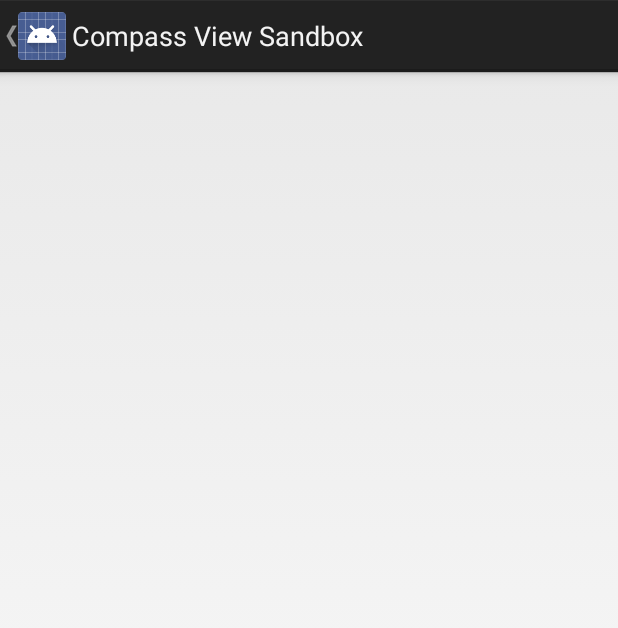
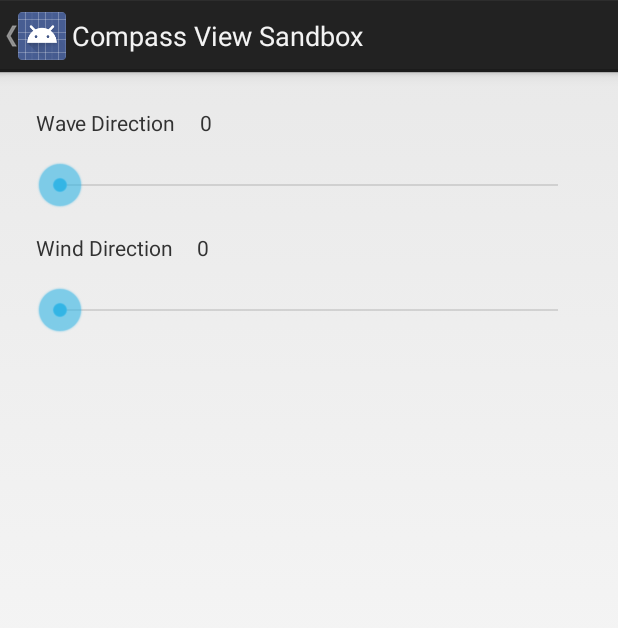
Before and after one commit to krschultz/AndroidWeatherBuoyDemo, an Android app: the CompassViewActivity screen opened directly, with no data from a screen before it, on a phone screen of 412 x 824 dp. Shown: the top 628 px of the screen. Run offline under Robolectric (Android 15) with nearby library versions, the phone set to English and light mode, and no system bars; our stand-ins replace ButterKnife.

Commit message:
add seek bars to compass sandbox

```diff
--- a/customviews/src/main/java/com/kevinrschultz/weatherbuoy/customviews/compass/CompassView.java
+++ b/customviews/src/main/java/com/kevinrschultz/weatherbuoy/customviews/compass/CompassView.java
@@ -1,7 +1,24 @@
 package com.kevinrschultz.weatherbuoy.customviews.compass;
+
+import android.content.Context;
+import android.util.AttributeSet;
+import android.view.View;
 
 /**
  * @author Kevin Schultz (kschultz@gilt.com)
  */
-public class CompassView {
+public class CompassView extends View {
+
+    public CompassView(Context context) {
+        super(context);
+    }
+
+    public CompassView(Context context, AttributeSet attrs) {
+        super(context, attrs);
+    }
+
+    public CompassView(Context context, AttributeSet attrs, int defStyleAttr) {
+        super(context, attrs, defStyleAttr);
+    }
+
 }
--- a/sandbox/build.gradle
+++ b/sandbox/build.gradle
@@ -14,11 +14,15 @@ android {
     buildTypes {
         release {
             runProguard false
-            proguardFiles getDefaultProguardFile('proguard-android.txt'), 'proguard-rules.pro'
+            proguardFiles getDefaultProguardFile('proguard-android.txt'), 'proguard-rules.pro', 'proguard-butterknife.pro'
         }
+    }
+    lintOptions {
+        disable 'InvalidPackage'
     }
 }
 
 dependencies {
     compile project(':customviews')
+    compile 'com.jakewharton:butterknife:5.1.2'
 }
--- a/sandbox/src/main/java/com/kevinrschultz/weatherbuoy/sandbox/CompassViewActivity.java
+++ b/sandbox/src/main/java/com/kevinrschultz/weatherbuoy/sandbox/CompassViewActivity.java
@@ -2,18 +2,77 @@ package com.kevinrschultz.weatherbuoy.sandbox;
 
 import android.app.Activity;
 import android.os.Bundle;
+import android.widget.SeekBar;
+import android.widget.TextView;
 
-import com.kevinrschultz.weatherbuoy.customviews.compass.Compass;
+import com.kevinrschultz.weatherbuoy.customviews.compass.CompassView;
+
+import butterknife.ButterKnife;
+import butterknife.InjectView;
 
 
 public class CompassViewActivity extends Activity {
 
-    private Compass compass;
+    @InjectView(R.id.compass_compass)
+    CompassView compass;
+
+    @InjectView(R.id.compass_wave_seekbar)
+    SeekBar waveSeekBar;
+
+    @InjectView(R.id.compass_wind_seekbar)
+    SeekBar windSeekBar;
+
+    @InjectView(R.id.compass_wave_label)
+    TextView waveLabel;
+
+    @InjectView(R.id.compass_wind_label)
+    TextView windLabel;
 
     @Override
     protected void onCreate(Bundle savedInstanceState) {
         super.onCreate(savedInstanceState);
         setContentView(R.layout.activity_compass_view);
+        ButterKnife.inject(this);
+
+        waveSeekBar.setOnSeekBarChangeListener(makeWaveSeekBarListener());
+        windSeekBar.setOnSeekBarChangeListener(makeWindSeekBarListener());
+
+    }
+
+    private SeekBar.OnSeekBarChangeListener makeWaveSeekBarListener() {
+        return new SeekBar.OnSeekBarChangeListener() {
+            @Override
+            public void onProgressChanged(SeekBar seekBar, int progress, boolean fromUser) {
+                double direction = getDirectionFromProgress(progress);
+                waveLabel.setText(String.format("%.1f", direction));
+            }
+
+            @Override
+            public void onStartTrackingTouch(SeekBar seekBar) {}
+
+            @Override
+            public void onStopTrackingTouch(SeekBar seekBar) {}
+        };
+    }
+
+    private SeekBar.OnSeekBarChangeListener makeWindSeekBarListener() {
+        return new SeekBar.OnSeekBarChangeListener() {
+            @Override
+            public void onProgressChanged(SeekBar seekBar, int progress, boolean fromUser) {
+                double direction = getDirectionFromProgress(progress);
+                windLabel.setText(String.format("%.1f", direction));
+            }
+
+            @Override
+            public void onStartTrackingTouch(SeekBar seekBar) {}
+
+            @Override
+            public void onStopTrackingTouch(SeekBar seekBar) {}
+        };
+    }
+
+    private double getDirectionFromProgress(int progress) {
+        return (360.0 * (double) progress) / 100.0;
     }
 
 }
--- a/sandbox/src/main/res/layout/activity_compass_view.xml
+++ b/sandbox/src/main/res/layout/activity_compass_view.xml
@@ -1,11 +1,68 @@
-<RelativeLayout xmlns:android="http://schemas.android.com/apk/res/android"
+<LinearLayout xmlns:android="http://schemas.android.com/apk/res/android"
     xmlns:tools="http://schemas.android.com/tools"
     android:layout_width="match_parent"
     android:layout_height="match_parent"
+    android:orientation="vertical"
+    android:paddingBottom="@dimen/activity_vertical_margin"
     android:paddingLeft="@dimen/activity_horizontal_margin"
     android:paddingRight="@dimen/activity_horizontal_margin"
     android:paddingTop="@dimen/activity_vertical_margin"
-    android:paddingBottom="@dimen/activity_vertical_margin"
     tools:context="com.kevinrschultz.weatherbuoy.sandbox.CompassViewActivity">
 
-</RelativeLayout>
+    <LinearLayout
+        android:layout_width="match_parent"
+        android:layout_height="wrap_content"
+        android:orientation="horizontal">
+
+        <TextView
+            android:layout_width="wrap_content"
+            android:layout_height="wrap_content"
+            android:layout_margin="@dimen/standard_padding"
+            android:text="Wave Direction" />
+
+
+        <TextView
+            android:id="@+id/compass_wave_label"
+            android:layout_width="wrap_content"
+            android:layout_height="wrap_content"
+            android:layout_margin="@dimen/standard_padding"
+            android:text="0" />
+    </LinearLayout>
+
+    <SeekBar
+        android:id="@+id/compass_wave_seekbar"
+        android:layout_width="match_parent"
+        android:layout_height="wrap_content"
+        android:layout_margin="@dimen/standard_padding" />
+
+    <LinearLayout
+        android:layout_width="match_parent"
+        android:layout_height="wrap_content"
+        android:orientation="horizontal">
+
+        <TextView
+            android:layout_width="wrap_content"
+            android:layout_height="wrap_content"
+            android:layout_margin="@dimen/standard_padding"
+            android:text="Wind Direction" />
+
+        <TextView
+            android:id="@+id/compass_wind_label"
+            android:layout_width="wrap_content"
+            android:layout_height="wrap_content"
+            android:layout_margin="@dimen/standard_padding"
+            android:text="0" />
+    </LinearLayout>
+
+    <SeekBar
+        android:id="@+id/compass_wind_seekbar"
+        android:layout_width="match_parent"
+        android:layout_height="wrap_content"
+        android:layout_margin="@dimen/standard_padding" />
+
+    <com.kevinrschultz.weatherbuoy.customviews.compass.CompassView
+        android:id="@+id/compass_compass"
+        android:layout_width="wrap_content"
+        android:layout_height="wrap_content" />
+
+</LinearLayout>
--- a/sandbox/src/main/res/values/dimens.xml
+++ b/sandbox/src/main/res/values/dimens.xml
@@ -2,4 +2,5 @@
     <!-- Default screen margins, per the Android Design guidelines. -->
     <dimen name="activity_horizontal_margin">16dp</dimen>
     <dimen name="activity_vertical_margin">16dp</dimen>
+    <dimen name="standard_padding">8dp</dimen>
 </resources>
```
Also changed, not shown: 1 other file.
